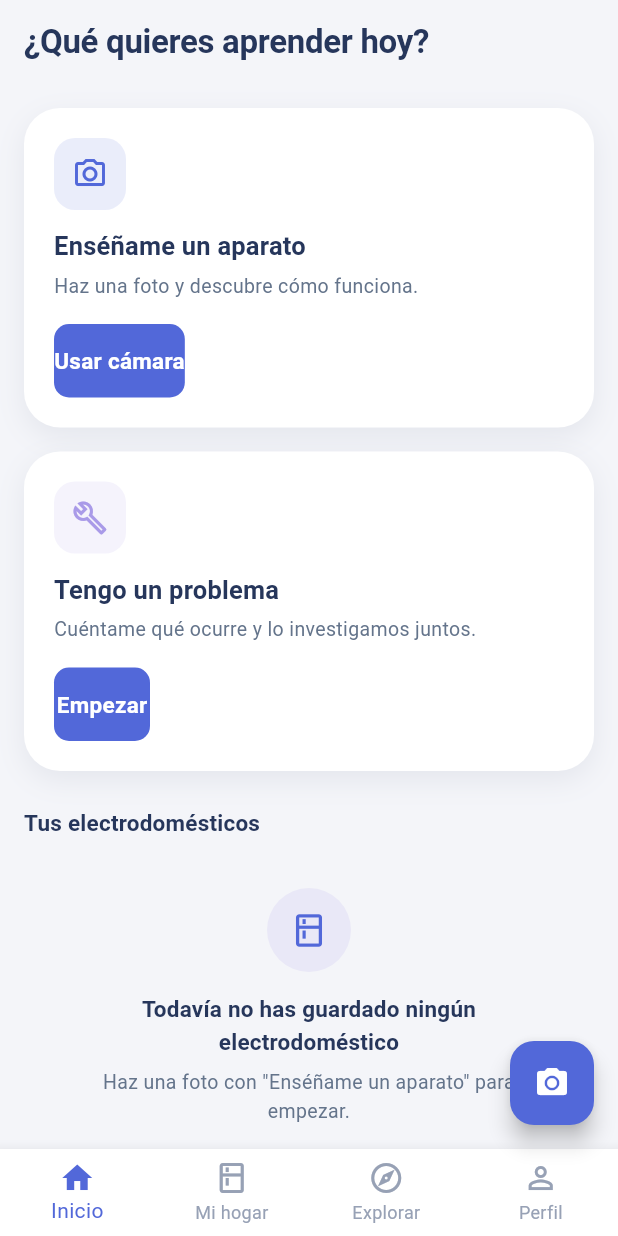
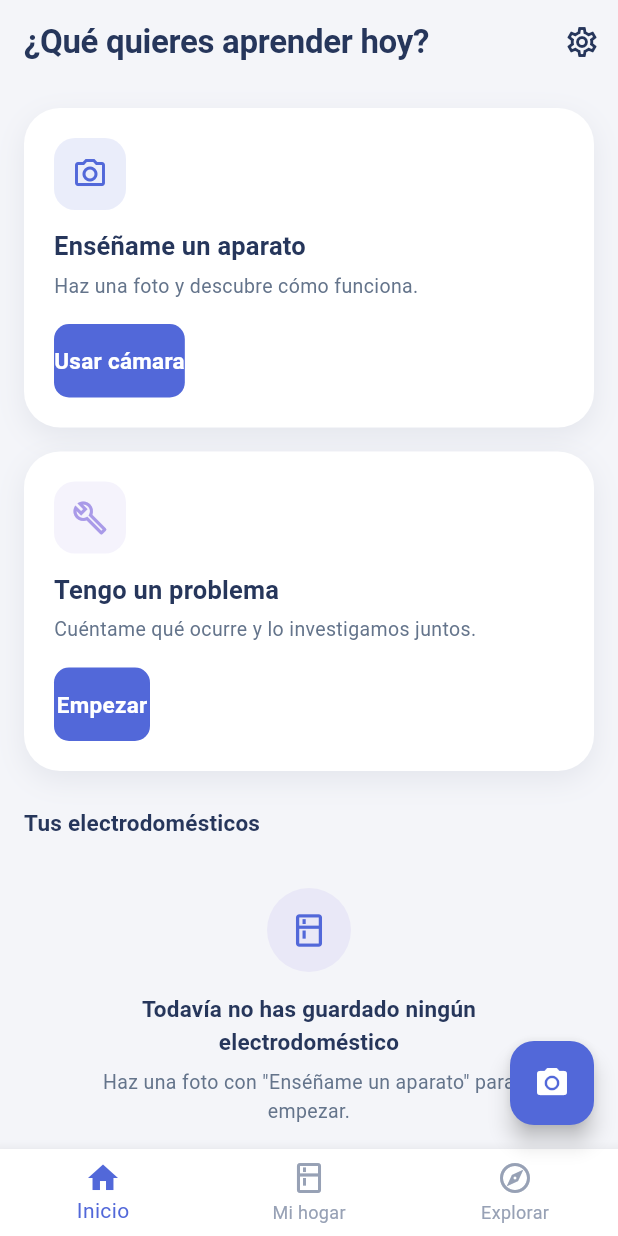
Before and after one commit to luisgc020300-beep/Lumio, a Flutter app: the screen it shows once a user with an empty profile is signed in, on a phone screen of 412 x 824 dp. Run offline on Flutter 3.47's test engine with Material 3 defaults, Android fonts, the phone set to English and light mode, and no system bars; our stand-ins replace cached_network_image, cloud_firestore, cloud_functions, firebase_auth, firebase_core, firebase_crashlytics and 3 more; missing offline and left inert: firebase_app_check; accounts and stored records are empty.

Commit message:
refactor: mover Perfil a una pantalla de Ajustes (icono engranaje)
Igual que en Vence/Repara: en vez de una pestana fija de Perfil, el
contenido (cuenta, aprendizaje, apariencia, sesion) pasa a Ajustes,
accesible desde el icono de engranaje en Inicio. La pestana inferior
pasa de 4 a 3 (Inicio / Mi hogar / Explorar).

Co-Authored-By: Claude Sonnet 5 <noreply@anthropic.com>

```diff
--- a/lib/screens/home_shell_screen.dart
+++ b/lib/screens/home_shell_screen.dart
@@ -4,7 +4,6 @@ import 'package:flutter/material.dart';
 import 'home_tab.dart';
 import 'mis_electrodomesticos_tab.dart';
 import 'explorar_tab.dart';
-import 'perfil_tab.dart';
 import 'camara_screen.dart';
 
 class HomeShellScreen extends StatefulWidget {
@@ -35,7 +34,6 @@ class _HomeShellScreenState extends State<HomeShellScreen> {
       _KeepAlivePage(child: HomeTab()),
       _KeepAlivePage(child: MisElectrodomesticosTab()),
       _KeepAlivePage(child: ExplorarTab()),
-      _KeepAlivePage(child: PerfilTab()),
     ];
 
     return Scaffold(
@@ -57,7 +55,6 @@ class _HomeShellScreenState extends State<HomeShellScreen> {
           BottomNavigationBarItem(icon: Icon(Icons.home_outlined), activeIcon: Icon(Icons.home), label: 'Inicio'),
           BottomNavigationBarItem(icon: Icon(Icons.kitchen_outlined), activeIcon: Icon(Icons.kitchen), label: 'Mi hogar'),
           BottomNavigationBarItem(icon: Icon(Icons.explore_outlined), activeIcon: Icon(Icons.explore), label: 'Explorar'),
-          BottomNavigationBarItem(icon: Icon(Icons.person_outline), activeIcon: Icon(Icons.person), label: 'Perfil'),
         ],
       ),
     );
--- a/lib/screens/home_tab.dart
+++ b/lib/screens/home_tab.dart
@@ -10,6 +10,7 @@ import '../services/leccion_service.dart';
 import '../theme/categoria_estilos.dart';
 import '../theme/design_tokens.dart';
 import '../widgets/empty_state.dart';
+import 'ajustes_screen.dart';
 import 'camara_screen.dart';
 import 'diagnostico_screen.dart';
 import 'electrodomestico_detail_screen.dart';
@@ -24,7 +25,15 @@ class HomeTab extends StatelessWidget {
     final nombre = email.contains('@') ? email.split('@').first : email;
 
     return Scaffold(
-      appBar: AppBar(title: Text(nombre.isEmpty ? '¿Qué quieres aprender hoy?' : 'Hola, $nombre')),
+      appBar: AppBar(
+        title: Text(nombre.isEmpty ? '¿Qué quieres aprender hoy?' : 'Hola, $nombre'),
+        actions: [
+          IconButton(
+            icon: const Icon(Icons.settings_outlined),
+            onPressed: () => Navigator.of(context).push(MaterialPageRoute(builder: (_) => const AjustesScreen())),
+          ),
+        ],
+      ),
       body: ListView(
         padding: const EdgeInsets.all(LumioSpace.s4),
         children: [
```
Also changed, not shown: lib/screens/ajustes_screen.dart (renamed from lib/screens/perfil_tab.dart, +25 -8 lines).
